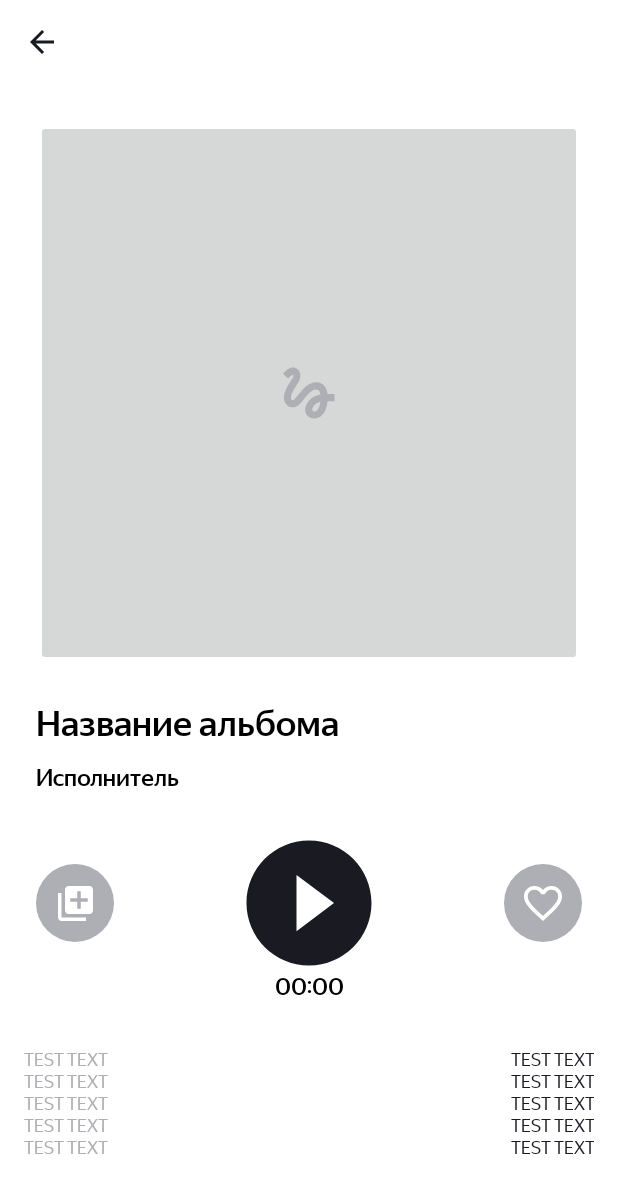
After one commit to DariaKasackaja/PlaylistMaker, an Android app: the AudioplayerActivity screen opened directly, with no data from a screen before it, on a phone screen of 412 x 824 dp. The commit adds this screen. Shown: the top 1193 px of the screen. Run offline under Robolectric (Android 15) with nearby library versions, the phone set to English and light mode, and no system bars; pictures from the network do not load.

Commit message:
Спринт 13. Сохранены наработки по аудио плееру

```diff
--- a/app/build.gradle.kts
+++ b/app/build.gradle.kts
@@ -49,5 +49,6 @@ dependencies {
     annotationProcessor("com.github.bumptech.glide:compiler:4.14.2")
     implementation ("com.squareup.retrofit2:retrofit:2.9.0")
     implementation ("com.squareup.retrofit2:converter-gson:2.9.0")
-
+    implementation("androidx.constraintlayout:constraintlayout:2.2.1")
+    implementation("androidx.constraintlayout:constraintlayout-compose:1.1.1")
 }
--- a/app/src/main/AndroidManifest.xml
+++ b/app/src/main/AndroidManifest.xml
@@ -21,6 +21,8 @@
             android:exported="false"/>
         <activity android:name=".SearchActivity"
             android:exported="false"/>
+        <activity android:name=".AudioplayerActivity"
+            android:exported="false"/>
         <activity
             android:name=".MainActivity"
             android:exported="true">
--- a/app/src/main/java/com/mifareread/playlistmaker/App.kt
+++ b/app/src/main/java/com/mifareread/playlistmaker/App.kt
@@ -2,6 +2,8 @@ package com.mifareread.playlistmaker
 
 import android.app.Application
 import android.content.SharedPreferences
+import android.util.TypedValue
+import android.view.View
 import androidx.appcompat.app.AppCompatDelegate
 
 const val PLAYLIST_PREFERENCES = "playlist_preferences"
@@ -32,4 +34,11 @@ class App : Application() {
             .putBoolean(SWITCH_THEME_KEY, darkTheme)
             .apply()
     }
+
+    fun dpToPx(dp: Float, context: View): Int {
+        return TypedValue.applyDimension(
+            TypedValue.COMPLEX_UNIT_DIP,
+            dp,
+            context.resources.displayMetrics).toInt()
+    }
 }
--- /dev/null
+++ b/app/src/main/java/com/mifareread/playlistmaker/AudioplayerActivity.kt
@@ -0,0 +1,36 @@
+package com.mifareread.playlistmaker
+
+import android.os.Bundle
+import android.widget.ImageView
+import androidx.appcompat.app.AppCompatActivity
+import com.bumptech.glide.Glide
+import com.bumptech.glide.load.resource.bitmap.RoundedCorners
+import com.google.android.material.appbar.MaterialToolbar
+
+
+class AudioplayerActivity: AppCompatActivity() {
+
+    override fun onCreate(savedInstanceState: Bundle?) {
+        super.onCreate(savedInstanceState)
+        setContentView(R.layout.audioplayer_view)
+
+
+        val audioBack = findViewById<MaterialToolbar>(R.id.audioBack)
+
+        audioBack.setOnClickListener {  finish()  }
+        val cover = findViewById<ImageView>(R.id.audioCoverButton)
+        val url = intent.getStringExtra("url")
+
+
+
+        Glide.with(applicationContext)
+            .load(
+                url?.replaceAfterLast('/',
+                    "512x512bb.jpg")
+            )
+            .placeholder(R.drawable.placeholder)
+            .centerCrop()
+            .transform(RoundedCorners(8))
+            .into(cover)
+    }
+}
--- a/app/src/main/java/com/mifareread/playlistmaker/SearchActivity.kt
+++ b/app/src/main/java/com/mifareread/playlistmaker/SearchActivity.kt
@@ -2,6 +2,7 @@ package com.mifareread.playlistmaker
 
 import android.annotation.SuppressLint
 import android.content.Context
+import android.content.Intent
 import android.content.SharedPreferences
 import android.content.SharedPreferences.OnSharedPreferenceChangeListener
 import android.os.Bundle
@@ -50,7 +51,9 @@ class SearchActivity:AppCompatActivity() {
         selectTrack( it )
     }
 
-    private val adapterSelectTracks = TracksSelectedAdapter()
+    private val adapterSelectTracks = TracksSelectedAdapter {
+        startAudioplayer(it)
+    }
 
     override fun onCreate(savedInstanceState: Bundle?) {
         super.onCreate(savedInstanceState)
@@ -208,7 +211,13 @@ class SearchActivity:AppCompatActivity() {
            .putString(SEARCH_HISTORY_KEY, createJsonFromTracks(selectTracks))
            .apply()
 
+        startAudioplayer( track )
+    }
 
+    private fun startAudioplayer( track: Track ){
+        val intent = Intent(this, AudioplayerActivity::class.java)
+        intent.putExtra("url", track.artworkUrl100)
+        startActivity(intent)
     }
 
     private fun createJsonFromTracks( listTacks: MutableList<Track>) : String{
--- a/app/src/main/java/com/mifareread/playlistmaker/Track.kt
+++ b/app/src/main/java/com/mifareread/playlistmaker/Track.kt
@@ -6,4 +6,8 @@ data class Track(val trackId: Int,
                  val trackName: String, // Название композиции
                  val artistName: String, // Имя исполнителя
                  val trackTimeMillis: String, // Продолжительность трека
-                 val artworkUrl100: String)// Ссылка на изображение обложки
+                 val artworkUrl100: String,// Ссылка на изображение обложки
+                 val collectionName: String,
+                 val releaseDate: String,
+                 val primaryGenreName:String,
+                 val country:String)
--- a/app/src/main/java/com/mifareread/playlistmaker/TracksSelectedAdapter.kt
+++ b/app/src/main/java/com/mifareread/playlistmaker/TracksSelectedAdapter.kt
@@ -3,8 +3,9 @@ package com.mifareread.playlistmaker
 import android.view.LayoutInflater
 import android.view.ViewGroup
 import androidx.recyclerview.widget.RecyclerView
+import com.mifareread.playlistmaker.TracksAdapter.TrackClickListener
 
-class TracksSelectedAdapter(): RecyclerView.Adapter<TrackViewHolder>(){
+class TracksSelectedAdapter(private val trackSelectedItemClickListener: TrackSelectedClickListener): RecyclerView.Adapter<TrackViewHolder>() {
 
     var tracks = mutableListOf<Track>()
 
@@ -19,5 +20,12 @@ class TracksSelectedAdapter(): RecyclerView.Adapter<TrackViewHolder>(){
 
     override fun onBindViewHolder(holder: TrackViewHolder, position: Int) {
         holder.bind(tracks[position])
+        holder.itemView.setOnClickListener {
+            trackSelectedItemClickListener.onTrackSelectedClick( tracks[ holder.adapterPosition ] )
+        }
+    }
+
+    fun interface TrackSelectedClickListener {
+        fun onTrackSelectedClick(track: Track)
     }
 }
--- /dev/null
+++ b/app/src/main/res/drawable/add.xml
@@ -0,0 +1,9 @@
+<vector xmlns:android="http://schemas.android.com/apk/res/android"
+    android:width="23dp"
+    android:height="23dp"
+    android:viewportWidth="23"
+    android:viewportHeight="23">
+  <path
+      android:pathData="M2.3,4.6H0V20.7C0,21.965 1.035,23 2.3,23H18.4V20.7H2.3V4.6ZM20.7,0H6.9C5.635,0 4.6,1.035 4.6,2.3V16.1C4.6,17.365 5.635,18.4 6.9,18.4H20.7C21.965,18.4 23,17.365 23,16.1V2.3C23,1.035 21.965,0 20.7,0ZM19.55,10.35H14.95V14.95H12.65V10.35H8.05V8.05H12.65V3.45H14.95V8.05H19.55V10.35Z"
+      android:fillColor="#ffffff"/>
+</vector>
--- /dev/null
+++ b/app/src/main/res/drawable/gray_oval_button.xml
@@ -0,0 +1,8 @@
+<?xml version="1.0" encoding="utf-8"?>
+<shape
+    xmlns:android="http://schemas.android.com/apk/res/android"
+    android:shape="oval">
+
+    <solid android:color="@color/yp_gray"/>
+
+</shape>
--- /dev/null
+++ b/app/src/main/res/drawable/heart.xml
@@ -0,0 +1,9 @@
+<vector xmlns:android="http://schemas.android.com/apk/res/android"
+    android:width="25dp"
+    android:height="23dp"
+    android:viewportWidth="25"
+    android:viewportHeight="23">
+  <path
+      android:pathData="M18.125,0C15.95,0 13.863,1.015 12.5,2.62C11.137,1.015 9.05,0 6.875,0C3.025,0 0,3.033 0,6.894C0,11.632 4.25,15.492 10.688,21.358L12.5,23L14.313,21.346C20.75,15.492 25,11.632 25,6.894C25,3.033 21.975,0 18.125,0ZM12.625,19.49L12.5,19.616L12.375,19.49C6.425,14.088 2.5,10.516 2.5,6.894C2.5,4.387 4.375,2.507 6.875,2.507C8.8,2.507 10.675,3.748 11.337,5.465H13.675C14.325,3.748 16.2,2.507 18.125,2.507C20.625,2.507 22.5,4.387 22.5,6.894C22.5,10.516 18.575,14.088 12.625,19.49Z"
+      android:fillColor="#ffffff"/>
+</vector>
--- /dev/null
+++ b/app/src/main/res/drawable/play.xml
@@ -0,0 +1,9 @@
+<vector xmlns:android="http://schemas.android.com/apk/res/android"
+    android:width="84dp"
+    android:height="84dp"
+    android:viewportWidth="84"
+    android:viewportHeight="84">
+  <path
+      android:pathData="M42,0.333C19,0.333 0.333,19 0.333,42C0.333,65 19,83.667 42,83.667C65,83.667 83.667,65 83.667,42C83.667,19 65,0.333 42,0.333ZM33.667,60.75V23.25L58.667,42L33.667,60.75Z"
+      android:fillColor="#1A1B22"/>
+</vector>
--- a/app/src/main/res/layout/activity_search.xml
+++ b/app/src/main/res/layout/activity_search.xml
@@ -76,7 +76,7 @@
                 android:visibility="gone"/>
 
             <TextView
-                style="@style/PlaceholderTextStyle"
+                style="@style/PrimaryTextStyle"
                 android:id="@+id/placeholder_text"
                 android:layout_marginTop="@dimen/layout_margin"
                 android:layout_marginStart="@dimen/layout_margin2"
@@ -104,7 +104,7 @@
             android:visibility="gone">
 
             <TextView
-                style="@style/PlaceholderTextStyle"
+                style="@style/PrimaryTextStyle"
                 android:layout_width="match_parent"
                 android:layout_height="wrap_content"
                 android:text="@string/search_history_tittle"
--- /dev/null
+++ b/app/src/main/res/layout/audioplayer_view.xml
@@ -0,0 +1,248 @@
+<?xml version="1.0" encoding="utf-8"?>
+<androidx.constraintlayout.widget.ConstraintLayout xmlns:android="http://schemas.android.com/apk/res/android"
+    xmlns:app="http://schemas.android.com/apk/res-auto"
+    xmlns:tools="http://schemas.android.com/tools"
+    android:layout_width="match_parent"
+    android:layout_height="match_parent">
+
+    <com.google.android.material.appbar.MaterialToolbar
+        android:id="@+id/audioBack"
+        style="@style/ToolbarBack"/>
+
+    <androidx.constraintlayout.widget.Guideline
+        android:id="@+id/leftBorder"
+        android:orientation="vertical"
+        app:layout_constraintGuide_begin="@dimen/layout_margin2"
+        android:layout_width="wrap_content"
+        android:layout_height="wrap_content"/>
+
+    <androidx.constraintlayout.widget.Guideline
+        android:id="@+id/rightBorder"
+        android:orientation="vertical"
+        app:layout_constraintGuide_end="@dimen/layout_margin2"
+        android:layout_width="wrap_content"
+        android:layout_height="wrap_content"/>
+
+    <ImageButton
+        android:id="@+id/audioCoverButton"
+        android:layout_width="0dp"
+        android:layout_height="0dp"
+        android:layout_marginTop="@dimen/layout_margin2"
+        app:layout_constraintDimensionRatio="h,1:1"
+        app:layout_constraintStart_toEndOf="@+id/leftBorder"
+        app:layout_constraintEnd_toStartOf="@+id/rightBorder"
+        app:layout_constraintTop_toBottomOf="@id/audioBack"
+        />
+
+    <TextView
+        android:id="@+id/audioTrackTittle"
+        style="@style/PrimaryTextStyle"
+        android:layout_width="0dp"
+        android:layout_height="wrap_content"
+        android:layout_marginTop="@dimen/layout_margin2"
+        android:gravity="start"
+        android:textSize="@dimen/text_size"
+        app:layout_constraintTop_toBottomOf="@+id/audioCoverButton"
+        app:layout_constraintStart_toEndOf="@+id/leftBorder"
+        app:layout_constraintEnd_toStartOf="@+id/rightBorder"
+        android:text="@string/track_title"/>
+
+    <TextView
+        android:id="@+id/audioArtistName"
+        style="@style/PrimaryTextStyle"
+        android:layout_width="0dp"
+        android:layout_height="wrap_content"
+        android:layout_marginTop="@dimen/layout_margin3"
+        android:gravity="start"
+        android:textSize="@dimen/edit_text_size"
+        app:layout_constraintTop_toBottomOf="@+id/audioTrackTittle"
+        app:layout_constraintStart_toEndOf="@+id/leftBorder"
+        app:layout_constraintEnd_toStartOf="@+id/rightBorder"
+        android:text="@string/track_artist"/>
+
+
+    <ImageButton
+        android:id="@+id/add_track"
+        android:layout_width="52dp"
+        android:layout_height="52dp"
+        android:background="@drawable/gray_oval_button"
+        app:layout_constraintStart_toStartOf="@+id/leftBorder"
+        app:layout_constraintTop_toTopOf="@+id/play_track"
+        app:layout_constraintBottom_toBottomOf="@+id/play_track"
+        app:srcCompat="@drawable/add" />
+
+
+    <ImageButton
+        android:id="@+id/play_track"
+        app:layout_constraintTag="playB"
+        android:layout_width="84dp"
+        android:layout_height="84dp"
+        android:layout_marginTop="@dimen/layout_margin4"
+        android:background="@null"
+        app:layout_constraintTop_toBottomOf="@id/audioArtistName"
+        app:layout_constraintStart_toStartOf="parent"
+        app:layout_constraintEnd_toEndOf="parent"
+        app:srcCompat="@drawable/play" />
+
+    <ImageButton
+        android:id="@+id/like_track"
+        app:layout_constraintTag="likeB"
+        android:layout_width="52dp"
+        android:layout_height="52dp"
+        android:background="@drawable/gray_oval_button"
+        app:layout_constraintTop_toTopOf="@+id/play_track"
+        app:layout_constraintBottom_toBottomOf="@+id/play_track"
+        app:layout_constraintEnd_toEndOf="@+id/rightBorder"
+        app:srcCompat="@drawable/heart"/>
+
+    <TextView
+        style="@style/PrimaryTextStyle"
+        android:id="@+id/trackTime"
+        android:layout_width="wrap_content"
+        android:layout_height="wrap_content"
+        android:layout_marginTop="@dimen/track_view_padding_1"
+        app:layout_constraintTop_toBottomOf="@+id/play_track"
+        app:layout_constraintStart_toStartOf="@+id/play_track"
+        app:layout_constraintEnd_toEndOf="@+id/play_track"
+        android:text="00:00"
+        android:textSize="@dimen/edit_text_size"/>
+
+    <androidx.constraintlayout.widget.Guideline
+        android:id="@+id/leftBorderText"
+        android:orientation="vertical"
+        app:layout_constraintGuide_begin="@dimen/layout_margin"
+        android:layout_width="wrap_content"
+        android:layout_height="wrap_content"/>
+
+    <androidx.constraintlayout.widget.Guideline
+        android:id="@+id/rightBorderText"
+        android:orientation="vertical"
+        app:layout_constraintGuide_end="@dimen/layout_margin"
+        android:layout_width="wrap_content"
+        android:layout_height="wrap_content"/>
+
+
+    <TextView
+        style="@style/AudioTittleTextStyleGray"
+        android:id="@+id/timeTittle"
+        app:layout_constraintTag="timeTag"
+        android:layout_width="wrap_content"
+        android:layout_height="wrap_content"
+        android:layout_marginTop="@dimen/layout_margin4"
+        app:layout_constraintTop_toBottomOf="@id/trackTime"
+        app:layout_constraintStart_toStartOf="@id/leftBorderText"
+        app:layout_constraintEnd_toStartOf="@id/timeValue"
+        />
+
+    <TextView
+        style="@style/AudioTittleTextStyleBlack"
+        android:id="@+id/timeValue"
+        android:layout_width="0dp"
+        android:layout_height="wrap_content"
+        app:layout_constraintTop_toTopOf="@id/timeTittle"
+        app:layout_constraintStart_toEndOf="@id/timeTittle"
+        app:layout_constraintEnd_toStartOf="@id/rightBorderText"
+        app:layout_constraintBaseline_toBaselineOf="@id/timeTittle"
+        android:gravity="center_vertical|end"
+        />
+
+    <TextView
+        style="@style/AudioTittleTextStyleGray"
+        android:id="@+id/albumTittle"
+        app:layout_constraintTag="albumTag"
+        android:layout_width="wrap_content"
+        android:layout_height="wrap_content"
+        app:layout_constraintTop_toBottomOf="@id/timeTittle"
+        app:layout_constraintStart_toStartOf="@id/leftBorderText"
+        app:layout_constraintEnd_toStartOf="@id/albumValue"
+        />
+
+    <TextView
+        style="@style/AudioTittleTextStyleBlack"
+        android:id="@+id/albumValue"
+        android:layout_width="0dp"
+        android:layout_height="wrap_content"
+        app:layout_constraintTop_toTopOf="@id/albumTittle"
+        app:layout_constraintStart_toEndOf="@id/albumTittle"
+        app:layout_constraintEnd_toStartOf="@id/rightBorderText"
+        app:layout_constraintBaseline_toBaselineOf="@id/albumTittle"
+        android:gravity="center_vertical|end"
+        />
+
+    <TextView
+        style="@style/AudioTittleTextStyleGray"
+        android:id="@+id/yearTittle"
+        app:layout_constraintTag="yearTag"
+        android:layout_width="wrap_content"
+        android:layout_height="wrap_content"
+        app:layout_constraintTop_toBottomOf="@id/albumTittle"
+        app:layout_constraintStart_toStartOf="@id/leftBorderText"
+        app:layout_constraintEnd_toStartOf="@id/timeValue"
+        />
+
+    <TextView
+        style="@style/AudioTittleTextStyleBlack"
+        android:id="@+id/yearValue"
+        android:layout_width="0dp"
+        android:layout_height="wrap_content"
+        app:layout_constraintTop_toTopOf="@id/yearTittle"
+        app:layout_constraintStart_toEndOf="@id/yearTittle"
+        app:layout_constraintEnd_toStartOf="@id/rightBorderText"
+        app:layout_constraintBaseline_toBaselineOf="@id/yearTittle"
+        android:gravity="center_vertical|end"
+        />
+
+    <TextView
+        style="@style/AudioTittleTextStyleGray"
+        android:id="@+id/genreTittle"
+        app:layout_constraintTag="genreTag"
+        android:layout_width="wrap_content"
+        android:layout_height="wrap_content"
+        app:layout_constraintTop_toBottomOf="@id/yearTittle"
+        app:layout_constraintStart_toStartOf="@id/leftBorderText"
+        app:layout_constraintEnd_toStartOf="@id/timeValue"
+        />
+
+    <TextView
+        style="@style/AudioTittleTextStyleBlack"
+        android:id="@+id/genreValue"
+        android:layout_width="0dp"
+        android:layout_height="wrap_content"
+        app:layout_constraintTop_toTopOf="@id/genreTittle"
+        app:layout_constraintStart_toEndOf="@id/genreTittle"
+        app:layout_constraintEnd_toStartOf="@id/rightBorderText"
+        app:layout_constraintBaseline_toBaselineOf="@id/genreTittle"
+        android:gravity="center_vertical|end"
+        />
+
+    <TextView
+        style="@style/AudioTittleTextStyleGray"
+        android:id="@+id/countryTittle"
+        app:layout_constraintTag="countryTag"
+        android:layout_width="wrap_content"
+        android:layout_height="wrap_content"
+        app:layout_constraintTop_toBottomOf="@id/genreTittle"
+        app:layout_constraintStart_toStartOf="@id/leftBorderText"
+        app:layout_constraintEnd_toStartOf="@id/timeValue"
+        />
+
+    <TextView
+        style="@style/AudioTittleTextStyleBlack"
+        android:id="@+id/countryValue"
+        android:layout_width="0dp"
+        android:layout_height="wrap_content"
+        app:layout_constraintTop_toTopOf="@id/countryTittle"
+        app:layout_constraintStart_toEndOf="@id/countryTittle"
+        app:layout_constraintEnd_toStartOf="@id/rightBorderText"
+        app:layout_constraintBaseline_toBaselineOf="@id/countryTittle"
+        android:gravity="center_vertical|end"
+        />
+
+    <androidx.constraintlayout.widget.Barrier
+        android:id="@+id/textsBarrier"
+        android:layout_width="wrap_content"
+        android:layout_height="wrap_content"
+        app:constraint_referenced_tags="timeTag, albumTag, yearTag, genreTag, countryTag"
+        app:barrierDirection="end" />
+
+</androidx.constraintlayout.widget.ConstraintLayout>
--- a/app/src/main/res/values-night/styles.xml
+++ b/app/src/main/res/values-night/styles.xml
@@ -115,11 +115,28 @@
         <item name="android:fontFamily">@font/ys_display_medium</item>
     </style>
 
-    <style name="PlaceholderTextStyle">
+    <style name="PrimaryTextStyle">
         <item name="android:text">@color/white</item>
         <item name="android:fontFamily">@font/ys_display_medium</item>
         <item name="android:textSize">@dimen/text_setting_size</item>
         <item name="android:gravity">center_horizontal</item>
     </style>
 
+    <style name="AudioTittleTextStyle">
+        <item name="android:fontFamily">@font/ys_display_regular</item>
+        <item name="android:textSize">@dimen/little_text_size</item>
+        <item name="android:text">TEST TEXT</item>
+        <item name="layout_constraintWidth_default">spread</item>
+        <item name="android:maxLines">1</item>
+        <item name="android:ellipsize">end</item>
+    </style>
+
+    <style name="AudioTittleTextStyleGray" parent="AudioTittleTextStyle">
+        <item name="android:textColor">@color/yp_gray</item>
+    </style>
+
+    <style name="AudioTittleTextStyleBlack" parent="AudioTittleTextStyle">
+        <item name="android:textColor">@color/white</item>
+    </style>
+
 </resources>
--- a/app/src/main/res/values/dimens.xml
+++ b/app/src/main/res/values/dimens.xml
@@ -10,6 +10,7 @@
     <dimen name="layout_margin">16dp</dimen>
     <dimen name="layout_margin2">24dp</dimen>
     <dimen name="layout_margin3">12dp</dimen>
+    <dimen name="layout_margin4">32dp</dimen>
     <dimen name="layout_search_padding">12dp</dimen>
     <dimen name="edit_height">36dp</dimen>
     <dimen name="edit_text_size">16sp</dimen>
--- a/app/src/main/res/values/styles.xml
+++ b/app/src/main/res/values/styles.xml
@@ -91,7 +91,7 @@
         <item name="tint">@color/yp_gray</item>
     </style>
 
-    <style name="PlaceholderTextStyle">
+    <style name="PrimaryTextStyle">
         <item name="android:text">@color/yp_black</item>
         <item name="android:fontFamily">@font/ys_display_medium</item>
         <item name="android:textSize">@dimen/text_setting_size</item>
@@ -121,4 +121,21 @@
         <item name="android:fontFamily">@font/ys_display_medium</item>
     </style>
 
+    <style name="AudioTittleTextStyle">
+        <item name="android:fontFamily">@font/ys_display_regular</item>
+        <item name="android:textSize">@dimen/little_text_size</item>
+        <item name="android:text">TEST TEXT</item>
+        <item name="layout_constraintWidth_default">spread</item>
+        <item name="android:maxLines">1</item>
+        <item name="android:ellipsize">end</item>
+    </style>
+
+    <style name="AudioTittleTextStyleGray" parent="AudioTittleTextStyle">
+        <item name="android:textColor">@color/yp_gray</item>
+    </style>
+
+    <style name="AudioTittleTextStyleBlack" parent="AudioTittleTextStyle">
+        <item name="android:textColor">@color/yp_black</item>
+    </style>
+
 </resources>
```
